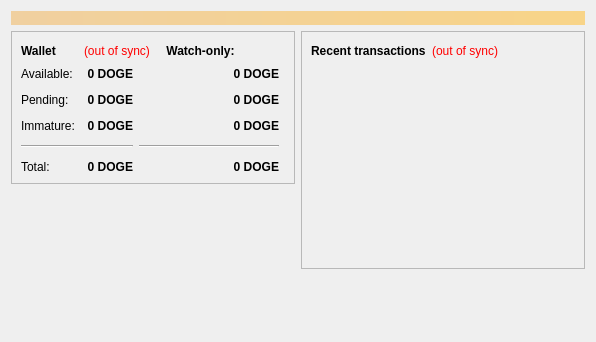
Before: the Qt Designer form src/qt/forms/overviewpage.ui in dogecoin/dogecoin, drawn with Qt 5.
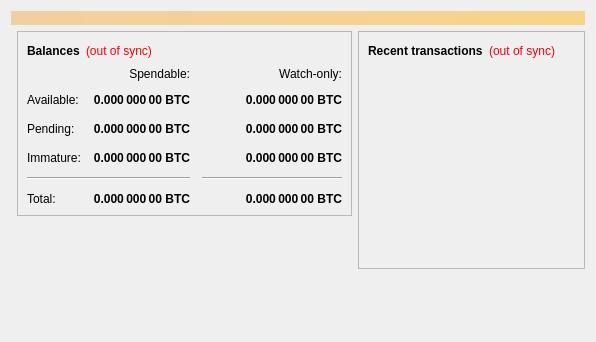
After: the same form once the commit is applied. Icons and pictures are not drawn.

Commit message:
[Qt] re-work overviewpage UI
- ensure normal and watch-only stuff looks consistent
- simplify UI by removing unneeded UI layout elements
- change some comments to watch-only from watchonly

```diff
--- a/src/qt/forms/overviewpage.ui
+++ b/src/qt/forms/overviewpage.ui
@@ -13,8 +13,8 @@
   <property name="windowTitle">
    <string>Form</string>
   </property>
-  <layout class="QVBoxLayout" name="topLayout">
-   <item>
+  <layout class="QFormLayout" name="formLayout_3">
+   <item row="0" column="0" colspan="2">
     <widget class="QLabel" name="labelAlerts">
      <property name="visible">
       <bool>false</bool>
@@ -30,7 +30,7 @@
      </property>
     </widget>
    </item>
-   <item>
+   <item row="1" column="1">
     <layout class="QHBoxLayout" name="horizontalLayout" stretch="1,1">
      <item>
       <layout class="QVBoxLayout" name="verticalLayout_2">
@@ -46,8 +46,6 @@
           <item>
            <layout class="QHBoxLayout" name="horizontalLayout_4">
             <item>
-             <layout class="QHBoxLayout" name="horizontalLayout_7">
-              <item>
                <widget class="QLabel" name="label_5">
                 <property name="font">
                  <font>
@@ -56,14 +54,17 @@
                  </font>
                 </property>
                 <property name="text">
-                 <string>Wallet</string>
+               <string>Balances</string>
                 </property>
                </widget>
               </item>
               <item>
                <widget class="QLabel" name="labelWalletStatus">
+              <property name="cursor">
+               <cursorShape>WhatsThisCursor</cursorShape>
+              </property>
                 <property name="toolTip">
-                 <string>The displayed information may be out of date. Your wallet automatically synchronizes with the Dogecoin network after a connection is established, but this process has not completed yet.</string>
+               <string>The displayed information may be out of date. Your wallet automatically synchronizes with the Bitcoin network after a connection is established, but this process has not completed yet.</string>
                 </property>
                 <property name="styleSheet">
                  <string notr="true">QLabel { color: red; }</string>
@@ -76,34 +77,11 @@
                 </property>
                </widget>
               </item>
-             </layout>
-            </item>
             <item>
-             <layout class="QHBoxLayout" name="horizontalLayout_8">
-              <item>
-               <widget class="QLabel" name="labelWatchonly">
-                <property name="font">
-                 <font>
-                  <weight>75</weight>
-                  <bold>true</bold>
-                 </font>
-                </property>
-                <property name="text">
-                 <string>Watch-only:</string>
-                </property>
-                <property name="alignment">
-                 <set>Qt::AlignCenter</set>
-                </property>
-               </widget>
-              </item>
-              <item>
-               <spacer name="horizontalSpacer_2">
+             <spacer name="horizontalSpacer_3">
                 <property name="orientation">
                  <enum>Qt::Horizontal</enum>
                 </property>
-                <property name="sizeType">
-                 <enum>QSizePolicy::Preferred</enum>
-                </property>
                 <property name="sizeHint" stdset="0">
                  <size>
                   <width>40</width>
@@ -114,195 +92,12 @@
               </item>
              </layout>
             </item>
-           </layout>
-          </item>
           <item>
-           <layout class="QHBoxLayout" name="horizontalLayout_3">
-            <item>
-             <layout class="QFormLayout" name="formLayout_2">
-              <property name="fieldGrowthPolicy">
-               <enum>QFormLayout::AllNonFixedFieldsGrow</enum>
-              </property>
-              <property name="horizontalSpacing">
+           <layout class="QGridLayout" name="gridLayout">
+            <property name="spacing">
                <number>12</number>
               </property>
-              <property name="verticalSpacing">
-               <number>12</number>
-              </property>
-              <item row="0" column="0">
-               <widget class="QLabel" name="label">
-                <property name="text">
-                 <string>Available:</string>
-                </property>
-               </widget>
-              </item>
-              <item row="0" column="1">
-               <widget class="QLabel" name="labelBalance">
-                <property name="font">
-                 <font>
-                  <weight>75</weight>
-                  <bold>true</bold>
-                 </font>
-                </property>
-                <property name="cursor">
-                 <cursorShape>IBeamCursor</cursorShape>
-                </property>
-                <property name="toolTip">
-                 <string>Your current spendable balance</string>
-                </property>
-                <property name="text">
-                 <string notr="true">0 DOGE</string>
-                </property>
-                <property name="alignment">
-                 <set>Qt::AlignRight|Qt::AlignTrailing|Qt::AlignVCenter</set>
-                </property>
-                <property name="textInteractionFlags">
-                 <set>Qt::LinksAccessibleByMouse|Qt::TextSelectableByKeyboard|Qt::TextSelectableByMouse</set>
-                </property>
-               </widget>
-              </item>
-              <item row="1" column="0">
-               <widget class="QLabel" name="label_3">
-                <property name="text">
-                 <string>Pending:</string>
-                </property>
-               </widget>
-              </item>
-              <item row="1" column="1">
-               <widget class="QLabel" name="labelUnconfirmed">
-                <property name="font">
-                 <font>
-                  <weight>75</weight>
-                  <bold>true</bold>
-                 </font>
-                </property>
-                <property name="cursor">
-                 <cursorShape>IBeamCursor</cursorShape>
-                </property>
-                <property name="toolTip">
-                 <string>Total of transactions that have yet to be confirmed, and do not yet count toward the spendable balance</string>
-                </property>
-                <property name="text">
-                 <string notr="true">0 DOGE</string>
-                </property>
-                <property name="alignment">
-                 <set>Qt::AlignRight|Qt::AlignTrailing|Qt::AlignVCenter</set>
-                </property>
-                <property name="textInteractionFlags">
-                 <set>Qt::LinksAccessibleByMouse|Qt::TextSelectableByKeyboard|Qt::TextSelectableByMouse</set>
-                </property>
-               </widget>
-              </item>
-              <item row="2" column="0">
-               <widget class="QLabel" name="labelImmatureText">
-                <property name="text">
-                 <string>Immature:</string>
-                </property>
-               </widget>
-              </item>
-              <item row="2" column="1">
-               <widget class="QLabel" name="labelImmature">
-                <property name="font">
-                 <font>
-                  <weight>75</weight>
-                  <bold>true</bold>
-                 </font>
-                </property>
-                <property name="cursor">
-                 <cursorShape>IBeamCursor</cursorShape>
-                </property>
-                <property name="toolTip">
-                 <string>Mined balance that has not yet matured</string>
-                </property>
-                <property name="text">
-                 <string notr="true">0 DOGE</string>
-                </property>
-                <property name="alignment">
-                 <set>Qt::AlignRight|Qt::AlignTrailing|Qt::AlignVCenter</set>
-                </property>
-                <property name="textInteractionFlags">
-                 <set>Qt::LinksAccessibleByMouse|Qt::TextSelectableByKeyboard|Qt::TextSelectableByMouse</set>
-                </property>
-               </widget>
-              </item>
-              <item row="3" column="0" colspan="2">
-               <widget class="Line" name="line">
-                <property name="orientation">
-                 <enum>Qt::Horizontal</enum>
-                </property>
-               </widget>
-              </item>
-              <item row="4" column="0">
-               <widget class="QLabel" name="labelTotalText">
-                <property name="text">
-                 <string>Total:</string>
-                </property>
-               </widget>
-              </item>
-              <item row="4" column="1">
-               <widget class="QLabel" name="labelTotal">
-                <property name="font">
-                 <font>
-                  <weight>75</weight>
-                  <bold>true</bold>
-                 </font>
-                </property>
-                <property name="cursor">
-                 <cursorShape>IBeamCursor</cursorShape>
-                </property>
-                <property name="toolTip">
-                 <string>Your current total balance</string>
-                </property>
-                <property name="text">
-                 <string notr="true">0 DOGE</string>
-                </property>
-                <property name="alignment">
-                 <set>Qt::AlignRight|Qt::AlignTrailing|Qt::AlignVCenter</set>
-                </property>
-                <property name="textInteractionFlags">
-                 <set>Qt::LinksAccessibleByMouse|Qt::TextSelectableByKeyboard|Qt::TextSelectableByMouse</set>
-                </property>
-               </widget>
-              </item>
-             </layout>
-            </item>
-            <item>
-             <layout class="QFormLayout" name="formLayout">
-              <property name="fieldGrowthPolicy">
-               <enum>QFormLayout::AllNonFixedFieldsGrow</enum>
-              </property>
-              <property name="horizontalSpacing">
-               <number>12</number>
-              </property>
-              <property name="verticalSpacing">
-               <number>12</number>
-              </property>
-              <item row="0" column="1">
-               <widget class="QLabel" name="labelWatchAvailable">
-                <property name="font">
-                 <font>
-                  <weight>75</weight>
-                  <bold>true</bold>
-                 </font>
-                </property>
-                <property name="cursor">
-                 <cursorShape>IBeamCursor</cursorShape>
-                </property>
-                <property name="toolTip">
-                 <string>Your current balance in watch-only addresses</string>
-                </property>
-                <property name="text">
-                 <string notr="true">0 DOGE</string>
-                </property>
-                <property name="alignment">
-                 <set>Qt::AlignRight|Qt::AlignTrailing|Qt::AlignVCenter</set>
-                </property>
-                <property name="textInteractionFlags">
-                 <set>Qt::LinksAccessibleByMouse|Qt::TextSelectableByKeyboard|Qt::TextSelectableByMouse</set>
-                </property>
-               </widget>
-              </item>
-              <item row="1" column="1">
+            <item row="2" column="2">
                <widget class="QLabel" name="labelWatchPending">
                 <property name="font">
                  <font>
@@ -317,7 +112,7 @@
                  <string>Unconfirmed transactions to watch-only addresses</string>
                 </property>
                 <property name="text">
-                 <string notr="true">0 DOGE</string>
+               <string notr="true">0.000 000 00 BTC</string>
                 </property>
                 <property name="alignment">
                  <set>Qt::AlignRight|Qt::AlignTrailing|Qt::AlignVCenter</set>
@@ -328,6 +123,31 @@
                </widget>
               </item>
               <item row="2" column="1">
+             <widget class="QLabel" name="labelUnconfirmed">
+              <property name="font">
+               <font>
+                <weight>75</weight>
+                <bold>true</bold>
+               </font>
+              </property>
+              <property name="cursor">
+               <cursorShape>IBeamCursor</cursorShape>
+              </property>
+              <property name="toolTip">
+               <string>Total of transactions that have yet to be confirmed, and do not yet count toward the spendable balance</string>
+              </property>
+              <property name="text">
+               <string notr="true">0.000 000 00 BTC</string>
+              </property>
+              <property name="alignment">
+               <set>Qt::AlignRight|Qt::AlignTrailing|Qt::AlignVCenter</set>
+              </property>
+              <property name="textInteractionFlags">
+               <set>Qt::LinksAccessibleByMouse|Qt::TextSelectableByKeyboard|Qt::TextSelectableByMouse</set>
+              </property>
+             </widget>
+            </item>
+            <item row="3" column="2">
                <widget class="QLabel" name="labelWatchImmature">
                 <property name="font">
                  <font>
@@ -342,7 +162,7 @@
                  <string>Mined balance in watch-only addresses that has not yet matured</string>
                 </property>
                 <property name="text">
-                 <string notr="true">0 DOGE</string>
+               <string notr="true">0.000 000 00 BTC</string>
                 </property>
                 <property name="alignment">
                  <set>Qt::AlignRight|Qt::AlignTrailing|Qt::AlignVCenter</set>
@@ -352,7 +172,14 @@
                 </property>
                </widget>
               </item>
-              <item row="3" column="0" colspan="2">
+            <item row="4" column="0" colspan="2">
+             <widget class="Line" name="line">
+              <property name="orientation">
+               <enum>Qt::Horizontal</enum>
+              </property>
+             </widget>
+            </item>
+            <item row="4" column="2">
                <widget class="Line" name="lineWatchBalance">
                 <property name="sizePolicy">
                  <sizepolicy hsizetype="Preferred" vsizetype="Fixed">
@@ -371,7 +198,84 @@
                 </property>
                </widget>
               </item>
-              <item row="4" column="1">
+            <item row="5" column="0">
+             <widget class="QLabel" name="labelTotalText">
+              <property name="text">
+               <string>Total:</string>
+              </property>
+             </widget>
+            </item>
+            <item row="3" column="1">
+             <widget class="QLabel" name="labelImmature">
+              <property name="font">
+               <font>
+                <weight>75</weight>
+                <bold>true</bold>
+               </font>
+              </property>
+              <property name="cursor">
+               <cursorShape>IBeamCursor</cursorShape>
+              </property>
+              <property name="toolTip">
+               <string>Mined balance that has not yet matured</string>
+              </property>
+              <property name="text">
+               <string notr="true">0.000 000 00 BTC</string>
+              </property>
+              <property name="alignment">
+               <set>Qt::AlignRight|Qt::AlignTrailing|Qt::AlignVCenter</set>
+              </property>
+              <property name="textInteractionFlags">
+               <set>Qt::LinksAccessibleByMouse|Qt::TextSelectableByKeyboard|Qt::TextSelectableByMouse</set>
+              </property>
+             </widget>
+            </item>
+            <item row="2" column="3">
+             <spacer name="horizontalSpacer_2">
+              <property name="orientation">
+               <enum>Qt::Horizontal</enum>
+              </property>
+              <property name="sizeHint" stdset="0">
+               <size>
+                <width>40</width>
+                <height>20</height>
+               </size>
+              </property>
+             </spacer>
+            </item>
+            <item row="3" column="0">
+             <widget class="QLabel" name="labelImmatureText">
+              <property name="text">
+               <string>Immature:</string>
+              </property>
+             </widget>
+            </item>
+            <item row="5" column="1">
+             <widget class="QLabel" name="labelTotal">
+              <property name="font">
+               <font>
+                <weight>75</weight>
+                <bold>true</bold>
+               </font>
+              </property>
+              <property name="cursor">
+               <cursorShape>IBeamCursor</cursorShape>
+              </property>
+              <property name="toolTip">
+               <string>Your current total balance</string>
+              </property>
+              <property name="text">
+               <string notr="true">0.000 000 00 BTC</string>
+              </property>
+              <property name="alignment">
+               <set>Qt::AlignRight|Qt::AlignTrailing|Qt::AlignVCenter</set>
+              </property>
+              <property name="textInteractionFlags">
+               <set>Qt::LinksAccessibleByMouse|Qt::TextSelectableByKeyboard|Qt::TextSelectableByMouse</set>
+              </property>
+             </widget>
+            </item>
+            <item row="5" column="2">
                <widget class="QLabel" name="labelWatchTotal">
                 <property name="font">
                  <font>
@@ -386,7 +290,7 @@
                  <string>Current total balance in watch-only addresses</string>
                 </property>
                 <property name="text">
-                 <string notr="true">0 DOGE</string>
+               <string notr="true">0.000 000 00 BTC</string>
                 </property>
                 <property name="alignment">
                  <set>Qt::AlignRight|Qt::AlignTrailing|Qt::AlignVCenter</set>
@@ -396,23 +300,89 @@
                 </property>
                </widget>
               </item>
-             </layout>
+            <item row="0" column="2">
+             <widget class="QLabel" name="labelWatchonly">
+              <property name="text">
+               <string>Watch-only:</string>
+              </property>
+              <property name="alignment">
+               <set>Qt::AlignRight|Qt::AlignTrailing|Qt::AlignVCenter</set>
+              </property>
+             </widget>
             </item>
-            <item>
-             <spacer name="horizontalSpacer_3">
-              <property name="orientation">
-               <enum>Qt::Horizontal</enum>
+            <item row="1" column="0">
+             <widget class="QLabel" name="labelBalanceText">
+              <property name="text">
+               <string>Available:</string>
               </property>
-              <property name="sizeType">
-               <enum>QSizePolicy::Expanding</enum>
+             </widget>
+            </item>
+            <item row="1" column="1">
+             <widget class="QLabel" name="labelBalance">
+              <property name="font">
+               <font>
+                <weight>75</weight>
+                <bold>true</bold>
+               </font>
               </property>
-              <property name="sizeHint" stdset="0">
-               <size>
-                <width>20</width>
-                <height>20</height>
-               </size>
+              <property name="cursor">
+               <cursorShape>IBeamCursor</cursorShape>
               </property>
-             </spacer>
+              <property name="toolTip">
+               <string>Your current spendable balance</string>
+              </property>
+              <property name="text">
+               <string notr="true">0.000 000 00 BTC</string>
+              </property>
+              <property name="alignment">
+               <set>Qt::AlignRight|Qt::AlignTrailing|Qt::AlignVCenter</set>
+              </property>
+              <property name="textInteractionFlags">
+               <set>Qt::LinksAccessibleByMouse|Qt::TextSelectableByKeyboard|Qt::TextSelectableByMouse</set>
+              </property>
+             </widget>
+            </item>
+            <item row="1" column="2">
+             <widget class="QLabel" name="labelWatchAvailable">
+              <property name="font">
+               <font>
+                <weight>75</weight>
+                <bold>true</bold>
+               </font>
+              </property>
+              <property name="cursor">
+               <cursorShape>IBeamCursor</cursorShape>
+              </property>
+              <property name="toolTip">
+               <string>Your current balance in watch-only addresses</string>
+              </property>
+              <property name="text">
+               <string notr="true">0.000 000 00 BTC</string>
+              </property>
+              <property name="alignment">
+               <set>Qt::AlignRight|Qt::AlignTrailing|Qt::AlignVCenter</set>
+              </property>
+              <property name="textInteractionFlags">
+               <set>Qt::LinksAccessibleByMouse|Qt::TextSelectableByKeyboard|Qt::TextSelectableByMouse</set>
+              </property>
+             </widget>
+            </item>
+            <item row="2" column="0">
+             <widget class="QLabel" name="labelPendingText">
+              <property name="text">
+               <string>Pending:</string>
+              </property>
+             </widget>
+            </item>
+            <item row="0" column="1">
+             <widget class="QLabel" name="labelSpendable">
+              <property name="text">
+               <string>Spendable:</string>
+              </property>
+              <property name="alignment">
+               <set>Qt::AlignRight|Qt::AlignTrailing|Qt::AlignVCenter</set>
+              </property>
+             </widget>
             </item>
            </layout>
           </item>
@@ -468,13 +438,22 @@
            <layout class="QHBoxLayout" name="horizontalLayout_2">
             <item>
              <widget class="QLabel" name="label_4">
+              <property name="font">
+               <font>
+                <weight>75</weight>
+                <bold>true</bold>
+               </font>
+              </property>
               <property name="text">
-               <string>&lt;b&gt;Recent transactions&lt;/b&gt;</string>
+               <string>Recent transactions</string>
               </property>
              </widget>
             </item>
             <item>
              <widget class="QLabel" name="labelTransactionsStatus">
+              <property name="cursor">
+               <cursorShape>WhatsThisCursor</cursorShape>
+              </property>
               <property name="toolTip">
                <string>The displayed information may be out of date. Your wallet automatically synchronizes with the Dogecoin network after a connection is established, but this process has not completed yet.</string>
               </property>
```
Lines whose indentation alone changed are shown as unchanged. The commit also changes 1 other file.
